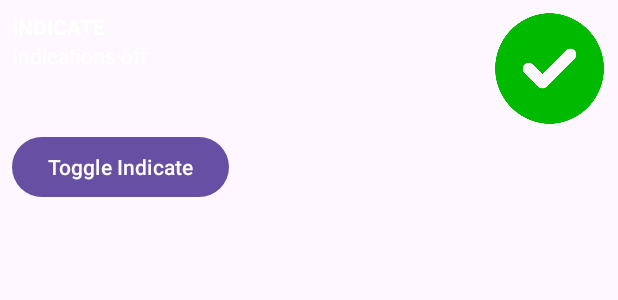
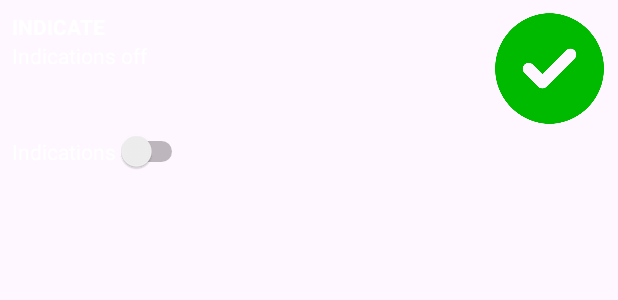
Before and after one commit to ommey/ble_ota_android_app, an Android app: the layout indicate_block.xml on its own in the app's theme, with its tools: preview values and no code run, on a phone screen of 412 x 824 dp. Shown: the top 300 px of the screen. Run offline under Robolectric (Android 15) with nearby library versions, the phone set to English and light mode, and no system bars.

Commit message:
alla layouts för char interactions färdiga

```diff
--- a/app/src/main/res/layout/indicate_block.xml
+++ b/app/src/main/res/layout/indicate_block.xml
@@ -1,4 +1,3 @@
-<?xml version="1.0" encoding="utf-8"?>
 <LinearLayout xmlns:android="http://schemas.android.com/apk/res/android"
     android:id="@+id/indicateBlock"
     android:layout_width="match_parent"
@@ -43,9 +42,10 @@
             android:src="@drawable/success" />
     </LinearLayout>
 
-    <Button
-        android:id="@+id/indicateToggleBtn"
+    <Switch
+        android:id="@+id/indicateToggleSwitch"
         android:layout_width="wrap_content"
         android:layout_height="wrap_content"
-        android:text="Toggle Indicate" />
+        android:text="Indications"
+        android:textColor="@color/white" />
 </LinearLayout>
```
Also changed, not shown: app/src/main/java/com/example/bl_ota/ConnectionManager.kt (+19 -6 lines), app/src/main/java/com/example/bl_ota/ExpandableServiceListAdapter.kt (+25 -3 lines).
